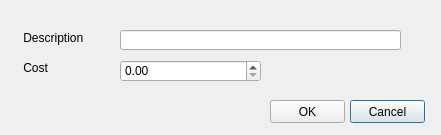
SDSMT-CSC464-F15/dancesoft, file together/fee_rates_dialog.ui: the form before one commit.
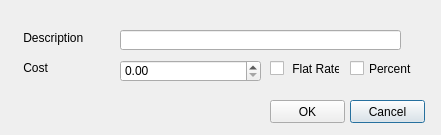
The form after the commit.

Commit message: Addstu Changes, fee rate checkboxes, and password changes

Diff of the .ui file:
```diff
--- a/together/fee_rates_dialog.ui
+++ b/together/fee_rates_dialog.ui
@@ -88,6 +88,32 @@
     <double>99999.990000000005239</double>
    </property>
   </widget>
+  <widget class="QCheckBox" name="flatCheckBox">
+   <property name="geometry">
+    <rect>
+     <x>270</x>
+     <y>60</y>
+     <width>70</width>
+     <height>17</height>
+    </rect>
+   </property>
+   <property name="text">
+    <string> Flat Rate</string>
+   </property>
+  </widget>
+  <widget class="QCheckBox" name="percentCheckBox">
+   <property name="geometry">
+    <rect>
+     <x>350</x>
+     <y>60</y>
+     <width>70</width>
+     <height>17</height>
+    </rect>
+   </property>
+   <property name="text">
+    <string>Percent</string>
+   </property>
+  </widget>
  </widget>
  <resources/>
  <connections/>
```
The commit also changes 74 other files.
